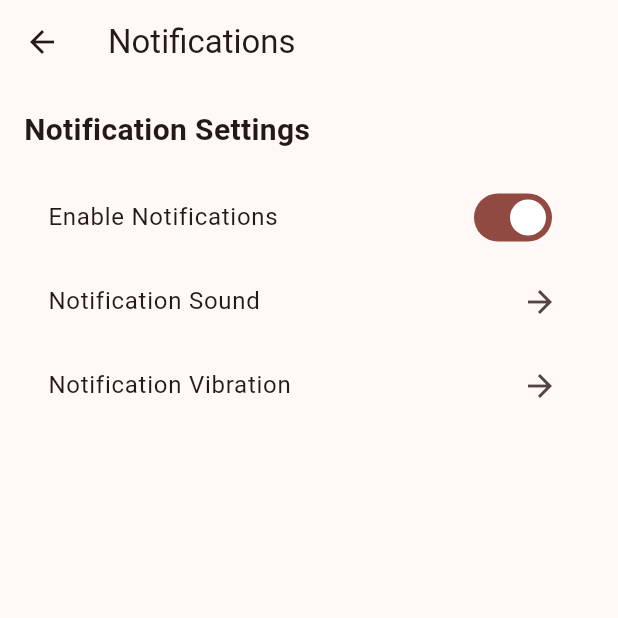
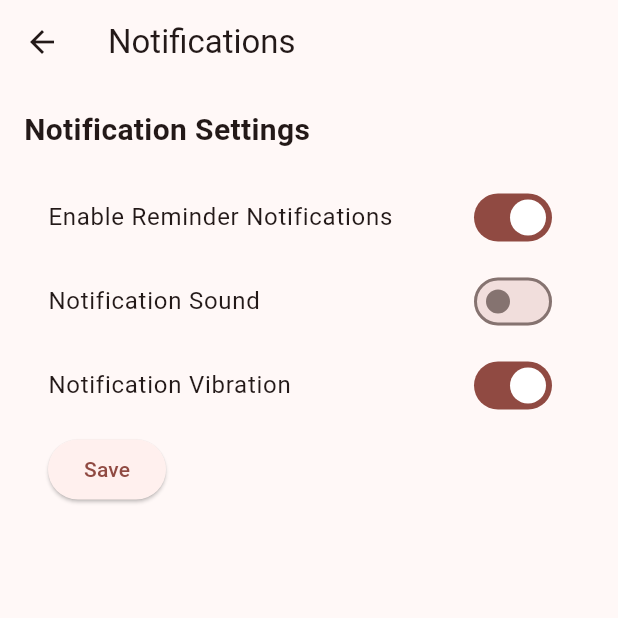
Before and after one commit to senabdulgani/metu_calculator, a Flutter app: the Notifications screen opened directly, after a tap on "Notification Sound", on a phone screen of 412 x 824 dp, the top half of it. Run offline on Flutter 3.47's test engine with Material 2 defaults, Android fonts, the phone set to English and light mode, and no system bars; our stand-ins replace cloud_firestore, firebase_core, shared_preferences; missing offline and left inert: flutter_timer_countdown; accounts and stored records are empty; generated files the repository leaves out were written again.

Commit message:
yeni değişiklikler

```diff
--- a/lib/Settings_Page_View/Settings/notification.dart
+++ b/lib/Settings_Page_View/Settings/notification.dart
@@ -1,7 +1,18 @@
 import 'package:flutter/material.dart';
 
-class Notifications extends StatelessWidget {
+class Notifications extends StatefulWidget {
   const Notifications({super.key});
+
+  @override
+  State<Notifications> createState() => _NotificationsState();
+}
+
+class _NotificationsState extends State<Notifications> {
+
+bool switchValueSound = true;
+bool switchValueVibration = true;
+bool notificationVibrationValue = true;
+
 
   @override
   Widget build(BuildContext context) {
@@ -20,26 +31,41 @@ class Notifications extends StatelessWidget {
             ),
             const SizedBox(height: 16),
             SwitchListTile(
-              title: const Text('Enable Notifications'),
-              value: true, // You can manage the state of the switch here.
+              title: const Text('Enable Reminder Notifications'),
+              value: switchValueVibration, // You can manage the state of the switch here.
               onChanged: (bool value) {
-                // Handle the switch state change here.
+                setState(() {
+                  switchValueVibration =! switchValueVibration;
+                });
+              },
+            ),
+            SwitchListTile(
+              title: const Text('Notification Sound'),
+              value: switchValueSound,
+              onChanged: (bool value) {
+                setState(() {
+                  switchValueSound =! switchValueSound;
+                });
+              },
+            ),
+            SwitchListTile(
+              title: const Text('Notification Vibration'),
+              value: notificationVibrationValue,
+              onChanged: (bool value) {
+                setState(() {
+                  notificationVibrationValue =! notificationVibrationValue;
+                });
               },
             ),
             ListTile(
-              title: const Text('Notification Sound'),
-              trailing: const Icon(Icons.arrow_forward),
-              onTap: () {
-                // Navigate to a page to select notification sound.
+              titleAlignment: ListTileTitleAlignment.center,
+              leading: ElevatedButton(child: Text('Save'),
+              onPressed: () {
+                //Bilgileri shared preferences ile programa kaydet.
+                ///To-Do
               },
-            ),
-            ListTile(
-              title: const Text('Notification Vibration'),
-              trailing: const Icon(Icons.arrow_forward),
-              onTap: () {
-                // Navigate to a page to configure notification vibration.
-              },
-            ),
+              ),
+              ),
           ],
         ),
       ),
```
Also changed, not shown: lib/feedback_page_view.dart (+12 -1 lines).
